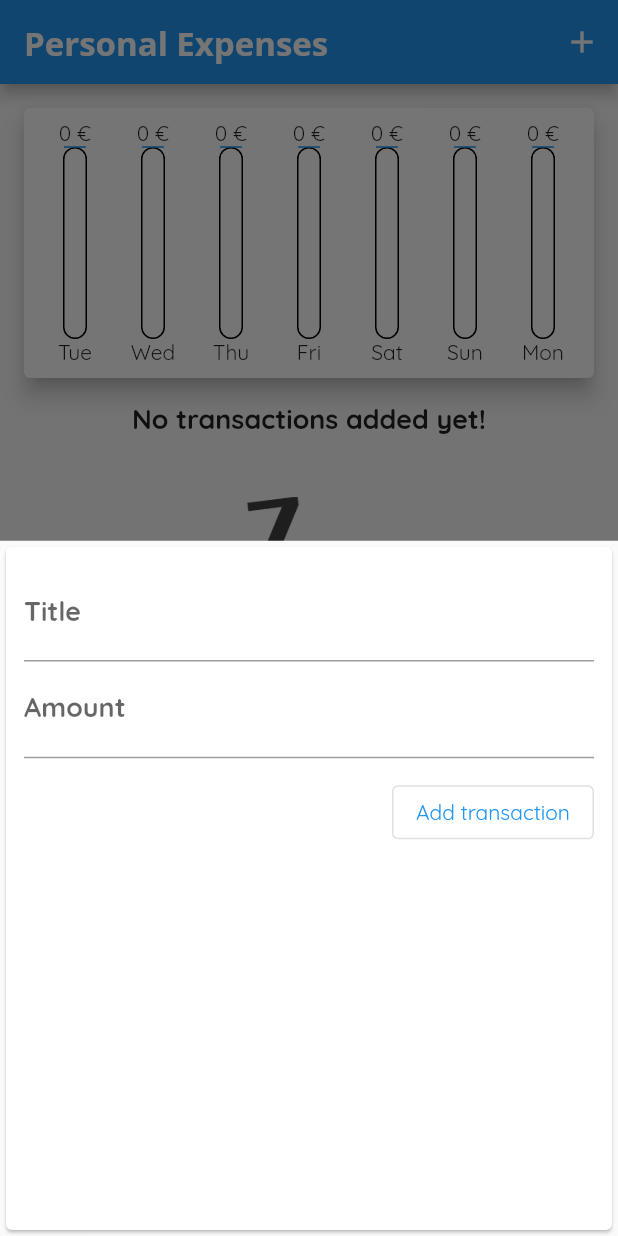
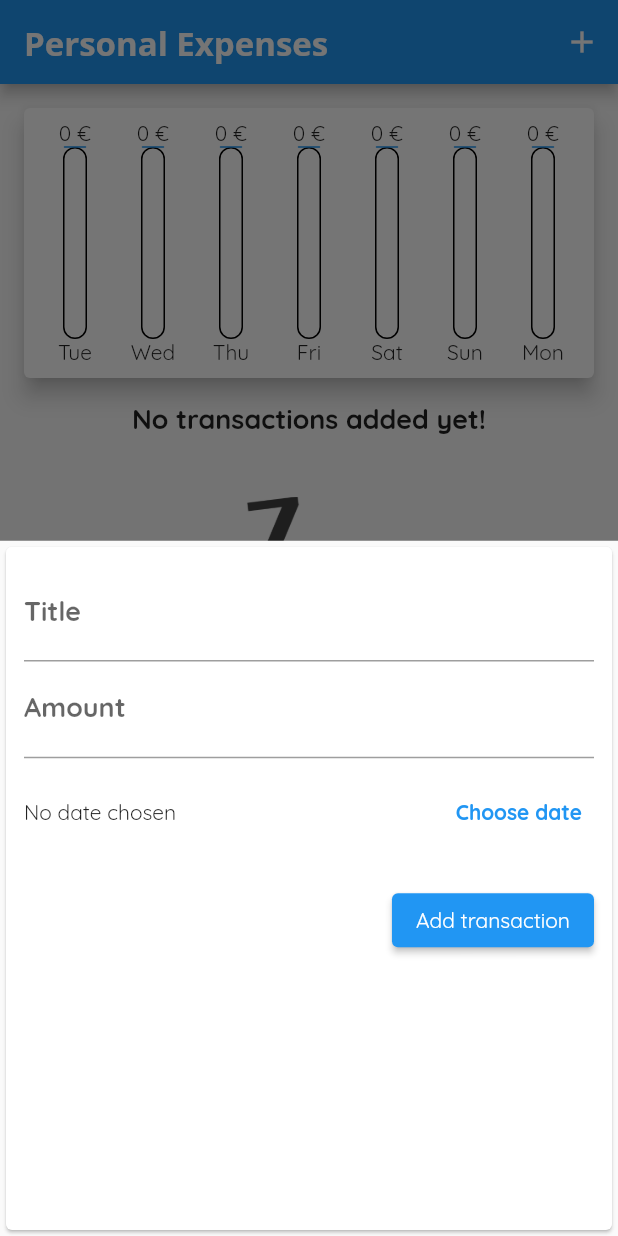
Before and after one commit to niktekusho/personal_expenses, a Flutter app: the screen it shows after launch, after a tap on the "add" icon, on a phone screen of 412 x 824 dp. Run offline on Flutter 3.47's test engine with Material 2 defaults, Android fonts, the phone set to English and light mode, and no system bars.

Commit message:
Adds Date picker to add transaction panel
- Refactors DateFormat into utils function

```diff
--- a/lib/main.dart
+++ b/lib/main.dart
@@ -58,12 +58,16 @@ class _ExpensesMainPageState extends State<ExpensesMainPage> {
     // Transaction(title: 'Check', id: 't4', amount: 100, date: DateTime.now()),
   ];
 
-  void _addNewTransaction({required String title, required double amount}) {
+  void _addNewTransaction({
+    required String title,
+    required double amount,
+    required DateTime date,
+  }) {
     final newTransaction = Transaction(
       title: title,
       id: DateTime.now().toIso8601String(),
       amount: amount,
-      date: DateTime.now(),
+      date: date,
     );
 
     setState(() {
--- /dev/null
+++ b/lib/utils.dart
@@ -0,0 +1,6 @@
+import 'package:intl/intl.dart';
+
+/// Returns the date in the format 'yyyy-xx-xx'.
+String formatDate(DateTime dateTime) {
+  return DateFormat.yMEd().format(dateTime);
+}
--- a/lib/widgets/new_transaction_form.dart
+++ b/lib/widgets/new_transaction_form.dart
@@ -1,10 +1,13 @@
 import 'package:flutter/material.dart';
+import 'package:intl/intl.dart';
+import 'package:personal_expenses/utils.dart';
 
 /// Type definition used to narrow down the kind of functions passed to the form.
 /// This callback is called on the user's tap of the button 'Add transaction'.
 typedef AddTransactionCallback = void Function({
   required String title,
   required double amount,
+  required DateTime date,
 });
 
 class NewTransactionForm extends StatefulWidget {
@@ -21,23 +24,51 @@ class _NewTransactionFormState extends State<NewTransactionForm> {
 
   final amountController = TextEditingController();
 
+  DateTime? _selectedDate;
+
   void _submitForm() {
     final amountText = amountController.text;
     final title = titleController.text;
+    final selectedDate = _selectedDate;
 
-    if (title.isNotEmpty && amountText.isNotEmpty) {
+    if (title.isNotEmpty && amountText.isNotEmpty && selectedDate != null) {
       final amount = double.parse(amountText);
       widget.addTransactionCallback(
         amount: amount,
         title: title,
+        date: selectedDate,
       );
 
       Navigator.of(context).pop();
     }
   }
 
+  void _openDatePicker() {
+    final userChoice = showDatePicker(
+      context: context,
+      initialDate: DateTime.now(),
+      firstDate: DateTime(2022), // 2022-01-01
+      lastDate: DateTime.now(),
+    );
+
+    userChoice.then((userChosenDate) {
+      if (userChosenDate == null) {
+        print('Pressed cancel');
+      } else {
+        setState(() {
+          _selectedDate = userChosenDate;
+        });
+      }
+    });
+  }
+
   @override
   Widget build(BuildContext context) {
+    final selectedDate = _selectedDate;
+    final printedDate = selectedDate == null //
+        ? 'No date chosen'
+        : formatDate(selectedDate);
+
     return Card(
       child: Container(
         padding: EdgeInsets.all(12),
@@ -59,8 +90,25 @@ class _NewTransactionFormState extends State<NewTransactionForm> {
               onSubmitted: (_) => _submitForm(),
             ),
             Container(
+              height: 72,
+              child: Row(
+                children: [
+                  Expanded(child: Text(printedDate)),
+                  TextButton(
+                    onPressed: _openDatePicker,
+                    child: Text(
+                      'Choose date',
+                      style: TextStyle(
+                        fontWeight: FontWeight.bold,
+                      ),
+                    ),
+                  )
+                ],
+              ),
+            ),
+            Container(
               margin: EdgeInsets.only(top: 12),
-              child: OutlinedButton(
+              child: ElevatedButton(
                 child: Text('Add transaction'),
                 onPressed: _submitForm,
               ),
--- a/lib/widgets/transaction_list.dart
+++ b/lib/widgets/transaction_list.dart
@@ -1,5 +1,6 @@
 import 'package:flutter/material.dart';
 import 'package:intl/intl.dart';
+import 'package:personal_expenses/utils.dart';
 
 import '../transaction.dart';
 
@@ -38,7 +39,7 @@ class TransactionList extends StatelessWidget {
                 style: Theme.of(context).textTheme.titleMedium,
               ),
               Text(
-                DateFormat.yMEd().format(transaction.date),
+                formatDate(transaction.date),
                 style: TextStyle(
                   color: Colors.grey,
                 ),
```
